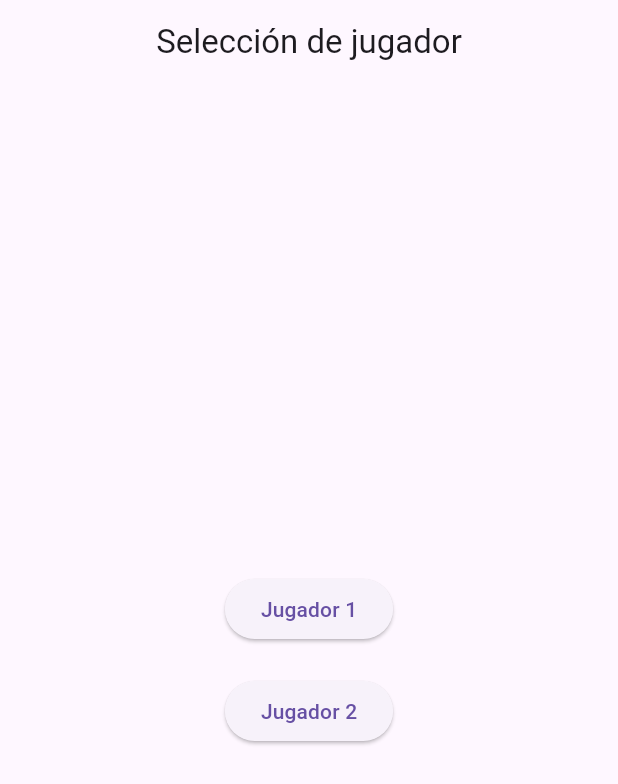
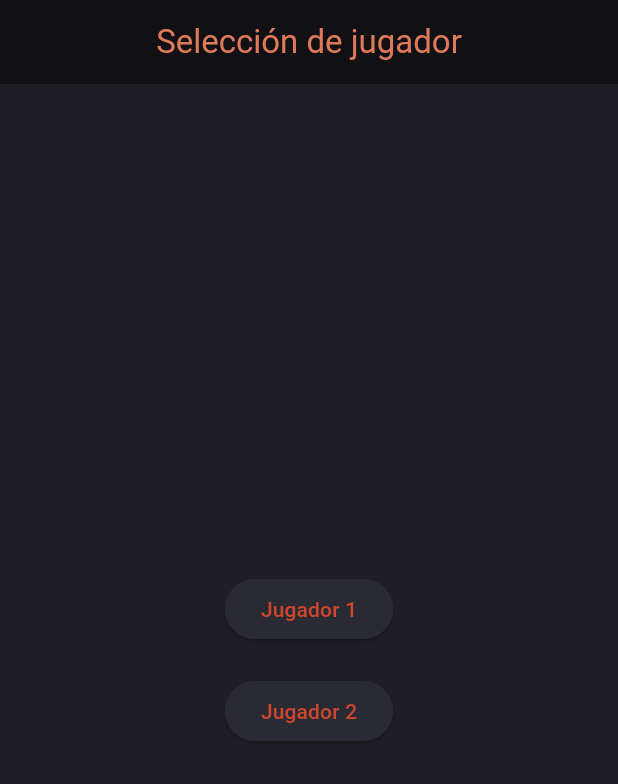
Before and after one commit to jurdayj/demoprueba, a Flutter app: the screen it shows after launch, on a phone screen of 412 x 824 dp. Shown: the top 784 px of the screen. Run offline on Flutter 3.47's test engine with Material 3 defaults, Android fonts, the phone set to English and light mode, and no system bars; our stand-ins replace audioplayers, cloud_firestore, firebase_core; accounts and stored records are empty; generated files the repository leaves out were written again.

Commit message:
feat: agregada paleta de colores de rust y banda sonora mvc2 en bucle usando mvvm

```diff
--- a/lib/main.dart
+++ b/lib/main.dart
@@ -5,7 +5,7 @@ import 'screens/home_screen.dart';
 
 void main() async {
   WidgetsFlutterBinding.ensureInitialized();
-  //Conecta la aplicación con Firebase antes de que se abran las pantallas
+  // Conecta la aplicación con Firebase antes de que se abran las pantallas
   await Firebase.initializeApp(
     options: DefaultFirebaseOptions.currentPlatform,
   );
@@ -18,10 +18,28 @@ class MyApp extends StatelessWidget {
 
   @override
   Widget build(BuildContext context) {
-    return const MaterialApp(
+    return MaterialApp(
       debugShowCheckedModeBanner: false,
-      //Iniciamos directo en la selección de jugador para probar rápidamente el juego
-      home: HomeScreen(),
+
+      theme: ThemeData(
+        useMaterial3: true,
+        brightness: Brightness.dark, // Fondo oscuro industrial por defecto
+        scaffoldBackgroundColor: const Color(0xFF1E1E24), // Gris carbón mate
+        colorScheme: const ColorScheme.dark(
+          primary: Color(0xFFCE462B),      // Naranja óxido oficial de Rust
+          secondary: Color(0xFFDE7959),    // Naranja claro / coral metálico
+          surface: Color(0xFF2A2A35),      // Gris acero para las tarjetas (Score Cards)
+          error: Color(0xFFE05353),        // Rojo para los errores del yunque
+        ),
+        appBarTheme: const AppBarTheme(
+          backgroundColor: Color(0xFF111115), // Negro profundo para la barra superior
+          foregroundColor: Color(0xFFDE7959), // Texto e íconos en naranja óxido claro
+          elevation: 0,
+        ),
+      ),
+
+      // Iniciamos directo en la selección de jugador para probar rápidamente el juego
+      home: const HomeScreen(),
     );
   }
 }
```
Also changed, not shown: lib/screens/game_screen.dart (+6 -3 lines), lib/viewmodels/game_viewmodel.dart (+55 -0 lines), pubspec.yaml (+7 -67 lines), pubspec.lock, 3 other files.
